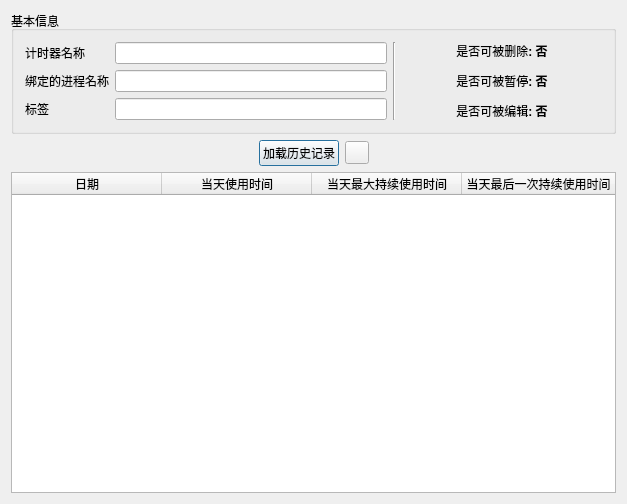
Old version of the form qsenior-timer/frame/timer_info_dlg.ui in the repository fuyouawa/qsenior-timer.
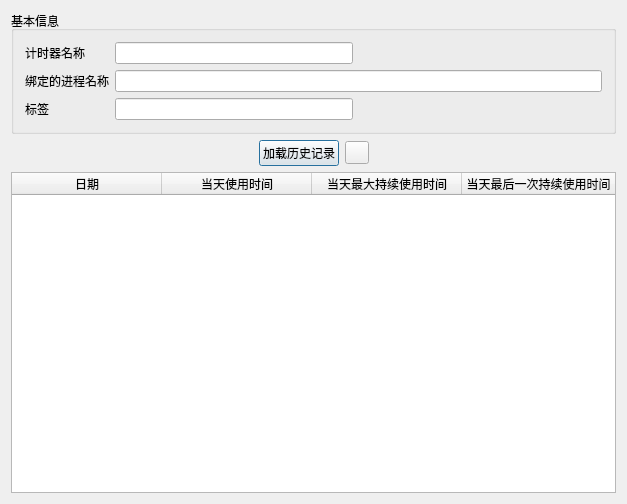
New version of the form. Icons and pictures are not drawn.

Diff of the .ui file:
```diff
--- a/qsenior-timer/frame/timer_info_dlg.ui
+++ b/qsenior-timer/frame/timer_info_dlg.ui
@@ -19,9 +19,14 @@
      <property name="title">
       <string>基本信息</string>
      </property>
-     <layout class="QHBoxLayout" name="horizontalLayout">
-      <item>
        <layout class="QGridLayout" name="gridLayout">
+      <item row="2" column="0">
+       <widget class="QLabel" name="label_3">
+        <property name="text">
+         <string>标签</string>
+        </property>
+       </widget>
+      </item>
         <item row="2" column="1">
          <widget class="QLineEdit" name="edit_tags">
           <property name="readOnly">
@@ -29,13 +34,6 @@
           </property>
          </widget>
         </item>
-        <item row="1" column="0">
-         <widget class="QLabel" name="label_2">
-          <property name="text">
-           <string>绑定的进程名称</string>
-          </property>
-         </widget>
-        </item>
         <item row="0" column="0">
          <widget class="QLabel" name="label">
           <property name="text">
@@ -43,6 +41,19 @@
           </property>
          </widget>
         </item>
+      <item row="0" column="2">
+       <spacer name="horizontalSpacer_3">
+        <property name="orientation">
+         <enum>Qt::Horizontal</enum>
+        </property>
+        <property name="sizeHint" stdset="0">
+         <size>
+          <width>243</width>
+          <height>20</height>
+         </size>
+        </property>
+       </spacer>
+      </item>
         <item row="0" column="1">
          <widget class="QLineEdit" name="edit_timer_name">
           <property name="readOnly">
@@ -50,14 +61,27 @@
           </property>
          </widget>
         </item>
-        <item row="2" column="0">
-         <widget class="QLabel" name="label_3">
+      <item row="2" column="2">
+       <spacer name="horizontalSpacer_5">
+        <property name="orientation">
+         <enum>Qt::Horizontal</enum>
+        </property>
+        <property name="sizeHint" stdset="0">
+         <size>
+          <width>243</width>
+          <height>20</height>
+         </size>
+        </property>
+       </spacer>
+      </item>
+      <item row="1" column="0">
+       <widget class="QLabel" name="label_2">
           <property name="text">
-           <string>标签</string>
+         <string>绑定的进程名称</string>
           </property>
          </widget>
         </item>
-        <item row="1" column="1">
+      <item row="1" column="1" colspan="2">
          <widget class="QLineEdit" name="edit_proc_name">
           <property name="readOnly">
            <bool>true</bool>
@@ -65,34 +89,6 @@
          </widget>
         </item>
        </layout>
-      </item>
-      <item>
-       <widget class="Line" name="line">
-        <property name="frameShadow">
-         <enum>QFrame::Sunken</enum>
-        </property>
-        <property name="lineWidth">
-         <number>1</number>
-        </property>
-        <property name="orientation">
-         <enum>Qt::Vertical</enum>
-        </property>
-       </widget>
-      </item>
-      <item>
-       <widget class="QLabel" name="lab_flags">
-        <property name="minimumSize">
-         <size>
-          <width>200</width>
-          <height>0</height>
-         </size>
-        </property>
-        <property name="text">
-         <string>&lt;html&gt;&lt;head/&gt;&lt;body&gt;&lt;p align=&quot;center&quot;&gt;是否可被删除&lt;span style=&quot; font-weight:700;&quot;&gt;: 否&lt;/span&gt;&lt;/p&gt;&lt;p align=&quot;center&quot;&gt;是否可被暂停&lt;span style=&quot; font-weight:700;&quot;&gt;: 否&lt;/span&gt;&lt;/p&gt;&lt;p align=&quot;center&quot;&gt;是否可被编辑&lt;span style=&quot; font-weight:700;&quot;&gt;: 否&lt;/span&gt;&lt;/p&gt;&lt;/body&gt;&lt;/html&gt;</string>
-        </property>
-       </widget>
-      </item>
-     </layout>
     </widget>
    </item>
    <item>
@@ -119,6 +115,9 @@
      </item>
      <item>
       <widget class="QToolButton" name="btn_load_histroy_tip">
+       <property name="enabled">
+        <bool>true</bool>
+       </property>
        <property name="text">
         <string/>
        </property>
@@ -126,6 +125,9 @@
         <iconset resource="../resources/res.qrc">
          <normaloff>:/pictures/tip.png</normaloff>:/pictures/tip.png</iconset>
        </property>
+       <property name="checkable">
+        <bool>false</bool>
+       </property>
       </widget>
      </item>
      <item>
```
Lines whose indentation alone changed are shown as unchanged.
